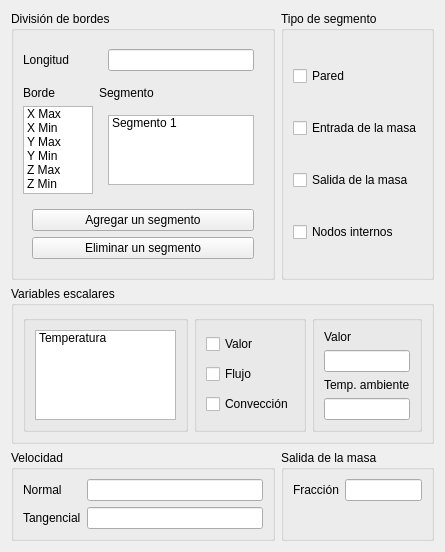
Qt form bordes_window/ui/bordes_window.ui (luisdavidrodm/PrePRODIC3D) before a commit.
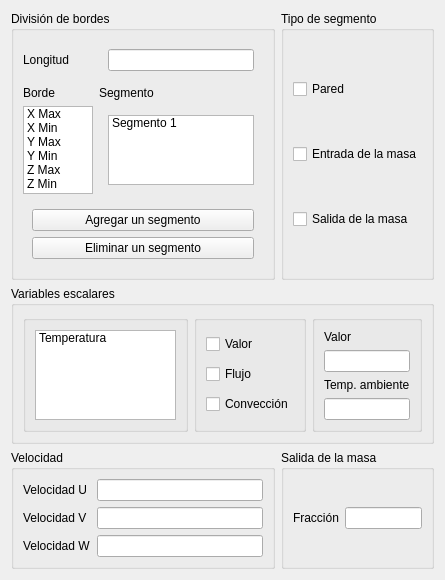
The same form after that commit. The open tabs and pages were chosen to show the change.

Commit message: Intento de implementacion de logica en chechbox de tipos de segmento (pared)

What changed in the file:
```diff
--- a/bordes_window/ui/bordes_window.ui
+++ b/bordes_window/ui/bordes_window.ui
@@ -7,95 +7,49 @@
     <x>0</x>
     <y>0</y>
     <width>445</width>
-    <height>539</height>
+    <height>567</height>
    </rect>
   </property>
   <property name="windowTitle">
    <string>Bordes - PrePRODIC3D</string>
   </property>
   <layout class="QGridLayout" name="gridLayout_3">
-   <item row="0" column="1">
-    <widget class="QGroupBox" name="groupBox_2">
-     <property name="title">
-      <string>Tipo de segmento</string>
-     </property>
-     <layout class="QVBoxLayout" name="verticalLayout">
-      <item>
-       <widget class="QCheckBox" name="checkBox">
-        <property name="text">
-         <string>Pared</string>
-        </property>
-       </widget>
-      </item>
-      <item>
-       <widget class="QCheckBox" name="checkBox_3">
-        <property name="text">
-         <string>Entrada de la masa</string>
-        </property>
-       </widget>
-      </item>
-      <item>
-       <widget class="QCheckBox" name="checkBox_4">
-        <property name="text">
-         <string>Salida de la masa</string>
-        </property>
-       </widget>
-      </item>
-      <item>
-       <widget class="QCheckBox" name="checkBox_5">
-        <property name="text">
-         <string>Nodos internos</string>
-        </property>
-       </widget>
-      </item>
-     </layout>
-    </widget>
-   </item>
    <item row="2" column="0">
     <widget class="QGroupBox" name="groupBox_4">
      <property name="title">
       <string>Velocidad</string>
      </property>
      <layout class="QGridLayout" name="gridLayout_4">
+      <item row="0" column="1">
+       <widget class="QLineEdit" name="le_value_veloc_u"/>
+      </item>
       <item row="0" column="0">
        <widget class="QLabel" name="label_4">
         <property name="text">
-         <string>Normal</string>
+         <string>Velocidad U</string>
         </property>
        </widget>
       </item>
-      <item row="0" column="1">
-       <widget class="QLineEdit" name="lineEdit_2"/>
-      </item>
       <item row="1" column="0">
        <widget class="QLabel" name="label_5">
         <property name="text">
-         <string>Tangencial</string>
+         <string>Velocidad V</string>
         </property>
        </widget>
       </item>
       <item row="1" column="1">
        <widget class="QLineEdit" name="lineEdit_3"/>
       </item>
-     </layout>
-    </widget>
-   </item>
-   <item row="2" column="1">
-    <widget class="QGroupBox" name="groupBox_5">
-     <property name="title">
-      <string>Salida de la masa</string>
-     </property>
-     <layout class="QFormLayout" name="formLayout_2">
-      <item row="0" column="0">
-       <widget class="QLabel" name="label_6">
+      <item row="2" column="1">
+       <widget class="QLineEdit" name="le_value_veloc_w"/>
+      </item>
+      <item row="2" column="0">
+       <widget class="QLabel" name="label_9">
         <property name="text">
-         <string>Fracción</string>
+         <string>Velocidad W</string>
         </property>
        </widget>
       </item>
-      <item row="0" column="1">
-       <widget class="QLineEdit" name="lineEdit_4"/>
-      </item>
      </layout>
     </widget>
    </item>
@@ -185,6 +139,55 @@
      </layout>
     </widget>
    </item>
+   <item row="2" column="1">
+    <widget class="QGroupBox" name="groupBox_5">
+     <property name="title">
+      <string>Salida de la masa</string>
+     </property>
+     <layout class="QHBoxLayout" name="horizontalLayout_34">
+      <item>
+       <widget class="QLabel" name="label_6">
+        <property name="text">
+         <string>Fracción</string>
+        </property>
+       </widget>
+      </item>
+      <item>
+       <widget class="QLineEdit" name="le_fracmass"/>
+      </item>
+     </layout>
+    </widget>
+   </item>
+   <item row="0" column="1">
+    <widget class="QGroupBox" name="gb_tipo_segment">
+     <property name="title">
+      <string>Tipo de segmento</string>
+     </property>
+     <layout class="QVBoxLayout" name="verticalLayout">
+      <item>
+       <widget class="QCheckBox" name="chb_wall">
+        <property name="text">
+         <string>Pared</string>
+        </property>
+       </widget>
+      </item>
+      <item>
+       <widget class="QCheckBox" name="chb_inmass">
+        <property name="text">
+         <string>Entrada de la masa</string>
+        </property>
+       </widget>
+      </item>
+      <item>
+       <widget class="QCheckBox" name="chb_outmass">
+        <property name="text">
+         <string>Salida de la masa</string>
+        </property>
+       </widget>
+      </item>
+     </layout>
+    </widget>
+   </item>
    <item row="0" column="0">
     <widget class="QGroupBox" name="groupBox">
      <property name="title">
```
Left out of the diff: 30 changed lines with no effect on the pictures. The commit also changes 5 other files.
